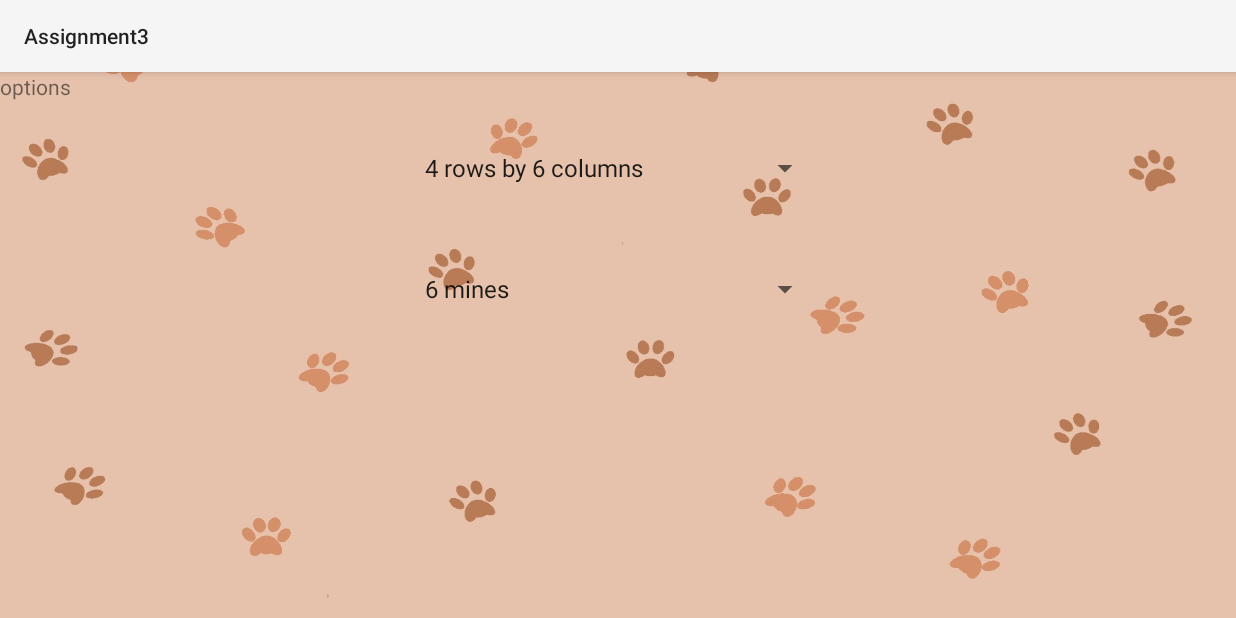
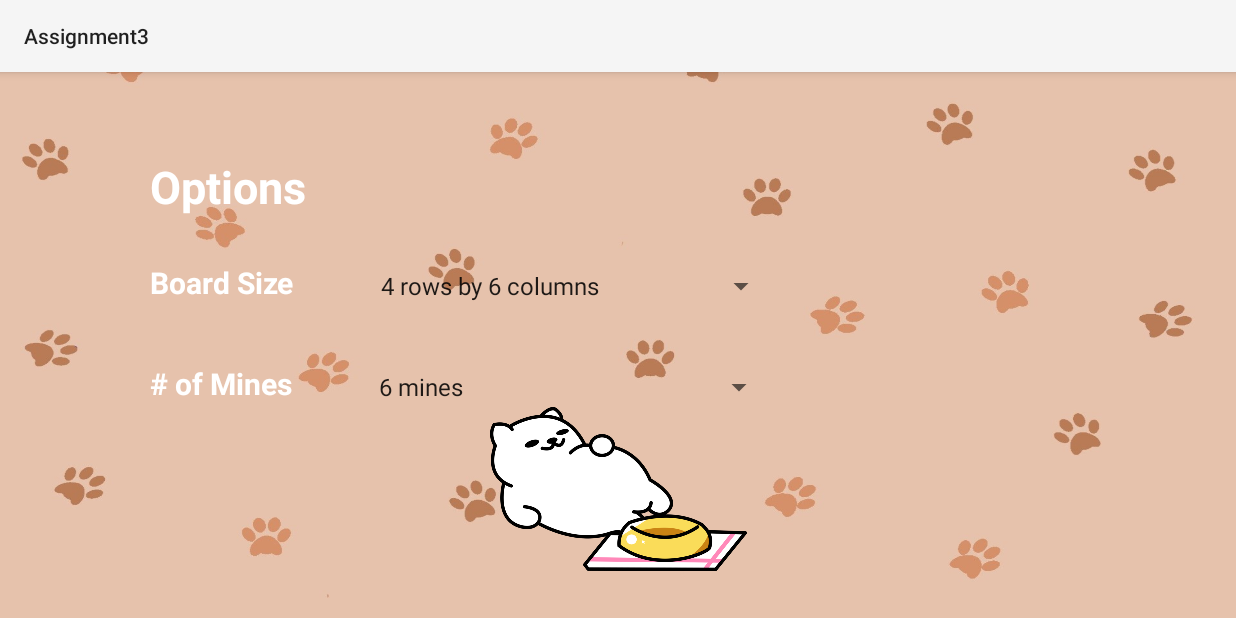
Before and after one commit to bryanjhdang/Mineseeker-Game, an Android app: the OptionsActivity screen opened directly, with no data from a screen before it, on a phone screen of 824 x 412 dp (held sideways). Run offline under Robolectric (Android 15) with nearby library versions, the phone set to English and light mode, and no system bars.

Commit message:
Create UI for help and options activities

```diff
--- a/app/src/main/res/layout/activity_main.xml
+++ b/app/src/main/res/layout/activity_main.xml
@@ -21,7 +21,7 @@
         app:layout_constraintStart_toStartOf="parent" />
 
     <TextView
-        android:id="@+id/textView2"
+        android:id="@+id/welcomeTitle"
         android:layout_width="wrap_content"
         android:layout_height="wrap_content"
         android:layout_marginTop="30dp"
@@ -34,12 +34,12 @@
         app:layout_constraintTop_toTopOf="parent" />
 
     <TextView
-        android:id="@+id/textView4"
+        android:id="@+id/authors"
         android:layout_width="wrap_content"
         android:layout_height="wrap_content"
         android:layout_marginStart="20dp"
         android:layout_marginBottom="10dp"
-        android:text="Made by Bryan and Lynn"
+        android:text="by Bryan Dang and Lynn Nguyen"
         android:textColor="@color/black"
         app:layout_constraintBottom_toBottomOf="parent"
         app:layout_constraintStart_toStartOf="parent" />
--- a/app/src/main/res/layout/activity_options.xml
+++ b/app/src/main/res/layout/activity_options.xml
@@ -8,35 +8,69 @@
     android:background="@drawable/paw_background"
     android:layout_gravity="center">
 
-    <TextView
-        android:id="@+id/textView"
-        android:layout_width="wrap_content"
-        android:layout_height="wrap_content"
-        android:text="options"
-        tools:layout_editor_absoluteX="350dp"
-        tools:layout_editor_absoluteY="204dp" />
-
     <Spinner
         android:id="@+id/sizeSpinner"
         android:layout_width="272dp"
         android:layout_height="32dp"
-        android:layout_marginTop="48dp"
-        android:layout_marginEnd="2dp"
-        app:layout_constraintEnd_toEndOf="parent"
-        app:layout_constraintHorizontal_bias="0.501"
-        app:layout_constraintStart_toStartOf="parent"
-        app:layout_constraintTop_toTopOf="parent" />
+        android:layout_marginStart="50dp"
+        app:layout_constraintStart_toEndOf="@+id/sizeText"
+        app:layout_constraintTop_toTopOf="@+id/sizeText" />
 
     <Spinner
         android:id="@+id/mineSpinner"
         android:layout_width="272dp"
         android:layout_height="32dp"
-        android:layout_marginTop="36dp"
-        android:layout_marginEnd="2dp"
+        android:layout_marginStart="50dp"
+        app:layout_constraintStart_toEndOf="@+id/mineText"
+        app:layout_constraintTop_toTopOf="@+id/mineText" />
+
+    <TextView
+        android:id="@+id/optionsTitle"
+        android:layout_width="wrap_content"
+        android:layout_height="wrap_content"
+        android:layout_marginStart="100dp"
+        android:layout_marginTop="56dp"
+        android:text="Options"
+        android:textColor="@color/white"
+        android:textSize="30sp"
+        android:textStyle="bold"
+        app:layout_constraintStart_toStartOf="parent"
+        app:layout_constraintTop_toTopOf="parent" />
+
+    <TextView
+        android:id="@+id/sizeText"
+        android:layout_width="wrap_content"
+        android:layout_height="wrap_content"
+        android:layout_marginStart="100dp"
+        android:layout_marginTop="30dp"
+        android:text="Board Size"
+        android:textColor="@color/white"
+        android:textSize="20sp"
+        android:textStyle="bold"
+        app:layout_constraintStart_toStartOf="parent"
+        app:layout_constraintTop_toBottomOf="@+id/optionsTitle" />
+
+    <TextView
+        android:id="@+id/mineText"
+        android:layout_width="wrap_content"
+        android:layout_height="wrap_content"
+        android:layout_marginStart="100dp"
+        android:layout_marginTop="40dp"
+        android:text="# of Mines"
+        android:textColor="@color/white"
+        android:textSize="20sp"
+        android:textStyle="bold"
+        app:layout_constraintStart_toStartOf="parent"
+        app:layout_constraintTop_toBottomOf="@+id/sizeText" />
+
+    <ImageView
+        android:id="@+id/tubbsCat"
+        android:layout_width="171dp"
+        android:layout_height="121dp"
+        android:layout_marginBottom="25dp"
         app:layout_constraintBottom_toBottomOf="parent"
         app:layout_constraintEnd_toEndOf="parent"
-        app:layout_constraintHorizontal_bias="0.501"
         app:layout_constraintStart_toStartOf="parent"
-        app:layout_constraintTop_toBottomOf="@+id/sizeSpinner"
-        app:layout_constraintVertical_bias="0.06" />
+        app:srcCompat="@drawable/tubbs_sprite" />
+
 </androidx.constraintlayout.widget.ConstraintLayout>
```
Also changed, not shown: app/src/main/res/layout/activity_help.xml (+31 -9 lines), app/src/main/res/drawable/border.png (added), app/src/main/res/drawable/cafe_sprite.png (added), app/src/main/res/drawable/tubbs_sprite.png (added).
